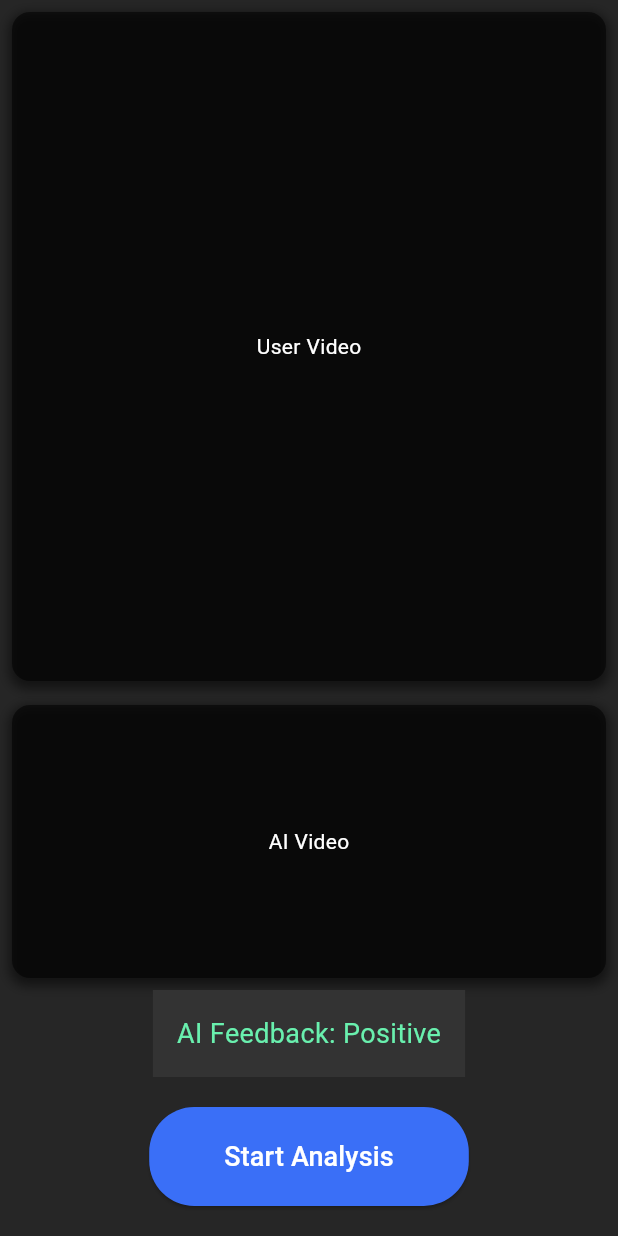
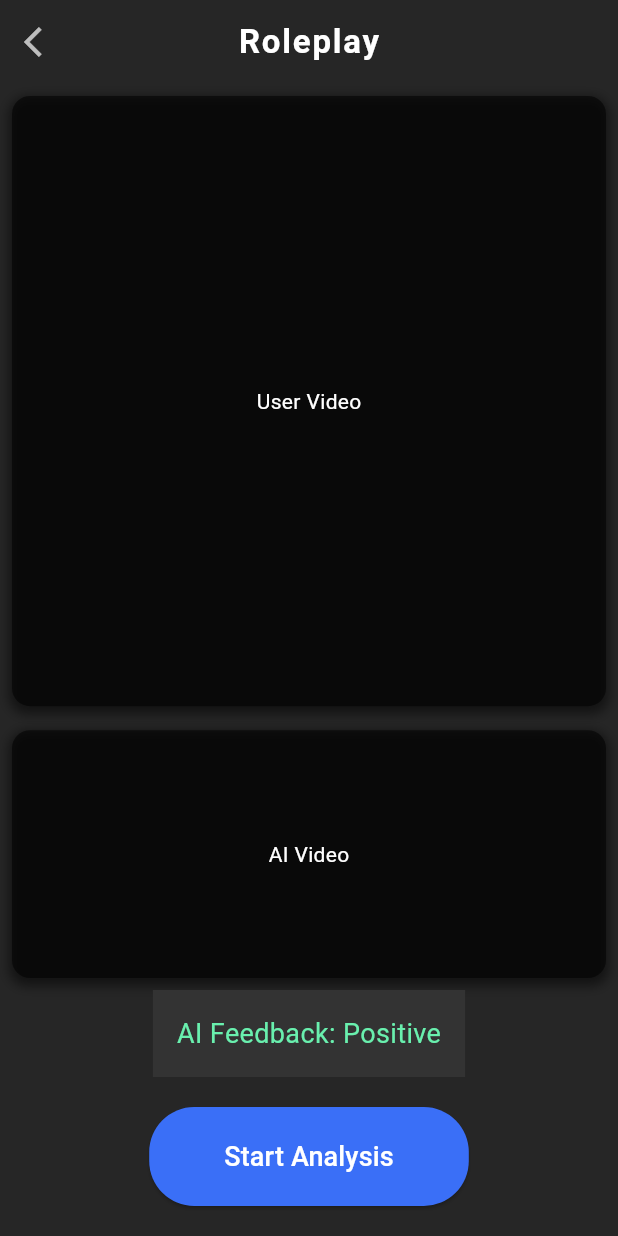
Before and after one commit to GraduationProject-SayUp/SayUP-Front, a Flutter app: the RoleplayPage screen opened directly, on a phone screen of 412 x 824 dp. Run offline on Flutter 3.47's test engine with Material 3 defaults, Android fonts, the light colour scheme and no system bars; our stand-ins replace flutter_secure_storage, permission_handler, speech_to_text; missing offline and left inert: flutter_sound; accounts and stored records are empty.

Commit message:
roleplay 페이지에 앱바 추가

```diff
--- a/lib/RoleplayPage.dart
+++ b/lib/RoleplayPage.dart
@@ -6,6 +6,25 @@ class RoleplayPage extends StatelessWidget {
   @override
   Widget build(BuildContext context) {
     return Scaffold(
+      appBar: AppBar(
+        backgroundColor: Colors.transparent,
+        elevation: 0,
+        centerTitle: true,
+        title: Text(
+          'Roleplay',
+          style: TextStyle(
+              color: Colors.white,
+              fontSize: 22,
+              fontWeight: FontWeight.bold,
+              letterSpacing: 1.2
+          ),
+        ),
+        iconTheme: IconThemeData(color: Colors.white),
+        leading: IconButton(
+          icon: Icon(Icons.arrow_back_ios, color: Colors.white70),
+          onPressed: () => Navigator.pop(context),
+        ),
+      ),
       backgroundColor: Color(0xFF262626),
       body: SafeArea(
         child: Column(
```
Also changed, not shown: lib/PronunciationPage.dart (+39 -8 lines).
